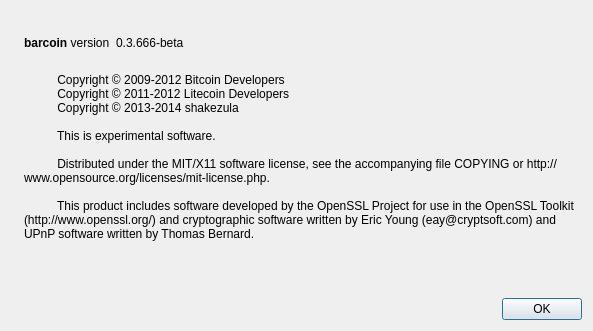
This is src/qt/forms/aboutdialog.ui in liamd09/shoecoin as Qt 5 draws it before an edit. The edited form follows.
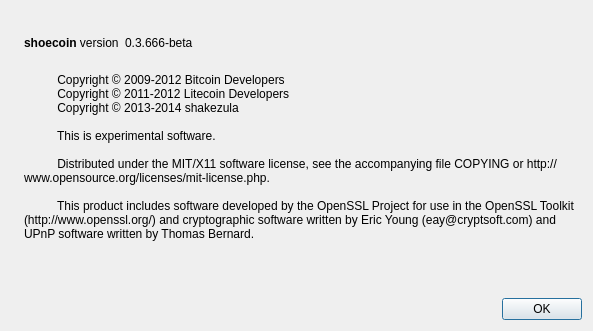
This is the edited form. Icons and pictures are not drawn.

What changed in the file:
```diff
--- a/src/qt/forms/aboutdialog.ui
+++ b/src/qt/forms/aboutdialog.ui
@@ -50,7 +50,7 @@
           <cursorShape>IBeamCursor</cursorShape>
          </property>
          <property name="text">
-          <string>&lt;b&gt;barcoin&lt;/b&gt; version</string>
+          <string>&lt;b&gt;shoecoin&lt;/b&gt; version</string>
          </property>
          <property name="textInteractionFlags">
           <set>Qt::LinksAccessibleByMouse|Qt::TextSelectableByKeyboard|Qt::TextSelectableByMouse</set>
```
Left out of the diff: 2 changed lines with no effect on the pictures.
